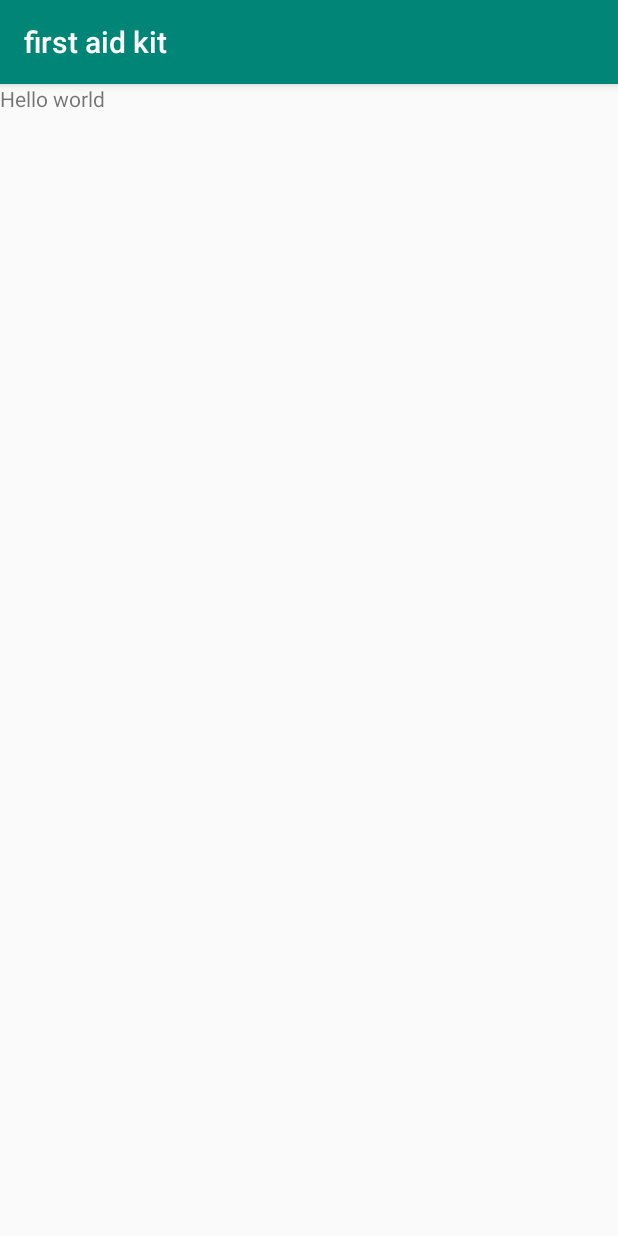
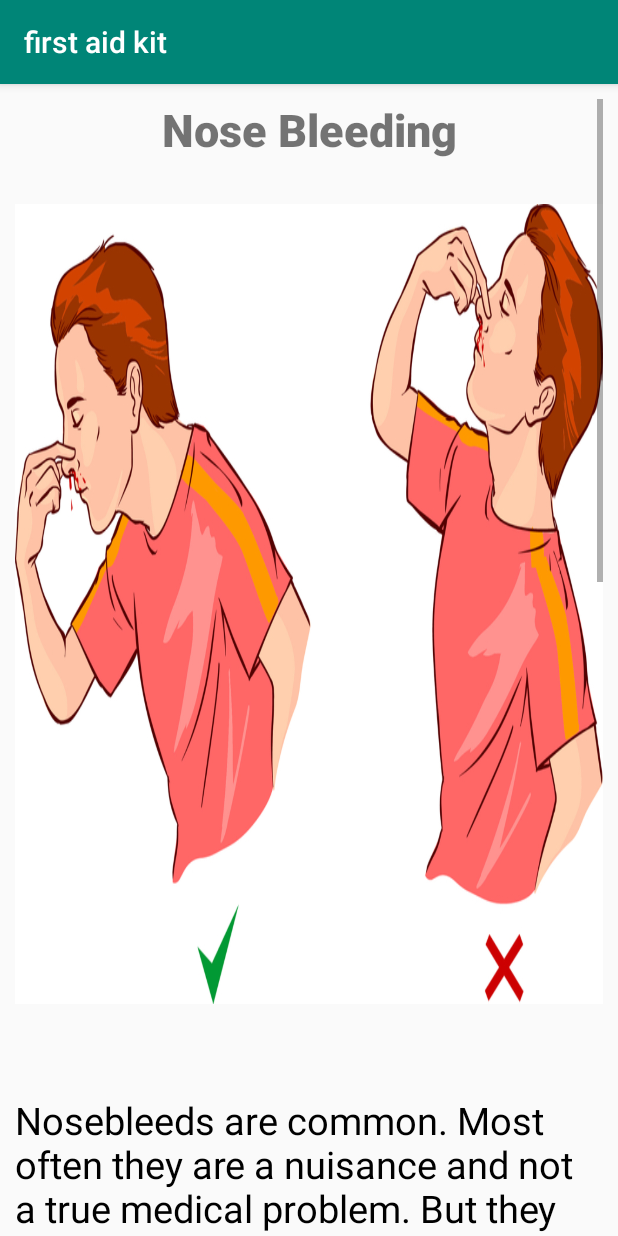
Before and after one commit to Azmary-mahi/First-Aid, an Android app: the nosebleed screen opened directly, with no data from a screen before it, on a phone screen of 412 x 824 dp. Run offline under Robolectric (Android 15) with nearby library versions, the phone set to English and light mode, and no system bars.

Commit message:
commit 23

```diff
--- a/app/src/main/res/layout/activity_nosebleed.xml
+++ b/app/src/main/res/layout/activity_nosebleed.xml
@@ -5,10 +5,42 @@
     android:layout_width="match_parent"
     android:layout_height="match_parent"
     tools:context=".nosebleed">
-    <TextView
-        android:id="@+id/txt1"
-        android:layout_width="wrap_content"
-        android:layout_height="wrap_content"
-        android:text="Hello world"/>
+    <ScrollView
+        android:layout_width="match_parent"
+        android:layout_height="match_parent"
+        android:layout_marginTop="10sp"
+        android:layout_marginStart="10sp"
+        android:layout_marginEnd="10sp"
+        >
+
+        <LinearLayout
+            android:layout_width="match_parent"
+            android:layout_height="wrap_content"
+            android:orientation="vertical">
+            <TextView
+                android:layout_width="match_parent"
+                android:layout_height="40dp"
+                android:text="Nose Bleeding"
+                android:textSize="30dp"
+                android:textAlignment="center"
+                android:gravity="center_horizontal"
+                android:fontFamily="sans-serif-black"
+                />
+            <ImageView
+                android:layout_width="match_parent"
+                android:layout_height="800px"
+                android:background="@drawable/nosebleed2"
+                android:layout_marginTop="30dp"/>
+
+            <TextView
+                android:layout_width="match_parent"
+                android:layout_height="match_parent"
+                android:layout_marginTop="90px"
+                android:text="@string/nosebleed"
+                android:textColor="#000000"
+                android:textSize="25dp"/>
+
+        </LinearLayout>
+    </ScrollView>
 
 </RelativeLayout>
--- a/app/src/main/res/layout/activity_poison.xml
+++ b/app/src/main/res/layout/activity_poison.xml
@@ -20,7 +20,7 @@
             <TextView
                 android:layout_width="match_parent"
                 android:layout_height="40dp"
-                android:text="Nose Bleeding"
+                android:text="Poison"
                 android:textSize="30dp"
                 android:textAlignment="center"
                 android:gravity="center_horizontal"
@@ -29,14 +29,14 @@
             <ImageView
                 android:layout_width="match_parent"
                 android:layout_height="800px"
-                android:background="@drawable/nosebleed2"
-                android:layout_marginTop="30dp"/>
+                android:background="@drawable/poison2"
+                android:layout_marginTop="20dp"/>
 
             <TextView
                 android:layout_width="match_parent"
                 android:layout_height="match_parent"
                 android:layout_marginTop="90px"
-                android:text="@string/nosebleed"
+                android:text="@string/poison"
                 android:textColor="#000000"
                 android:textSize="25dp"/>
 
```
Also changed, not shown: app/src/main/res/drawable-v24/poison2.jpg (renamed from app/src/main/res/drawable-v24/poison 2.jpg).
